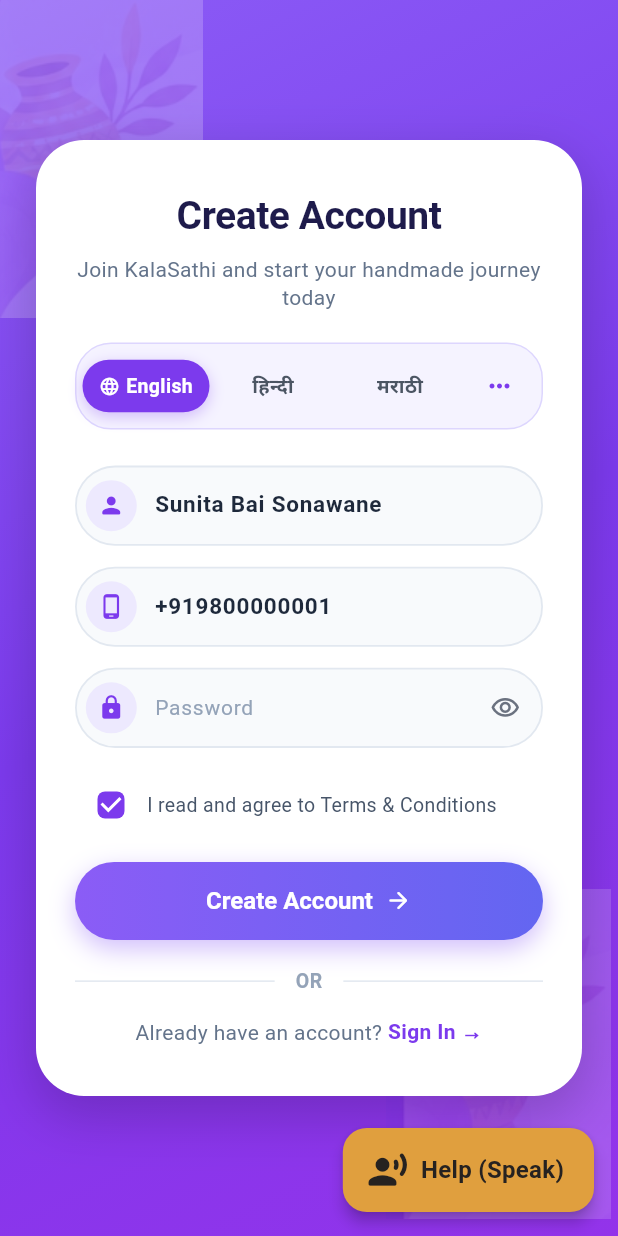
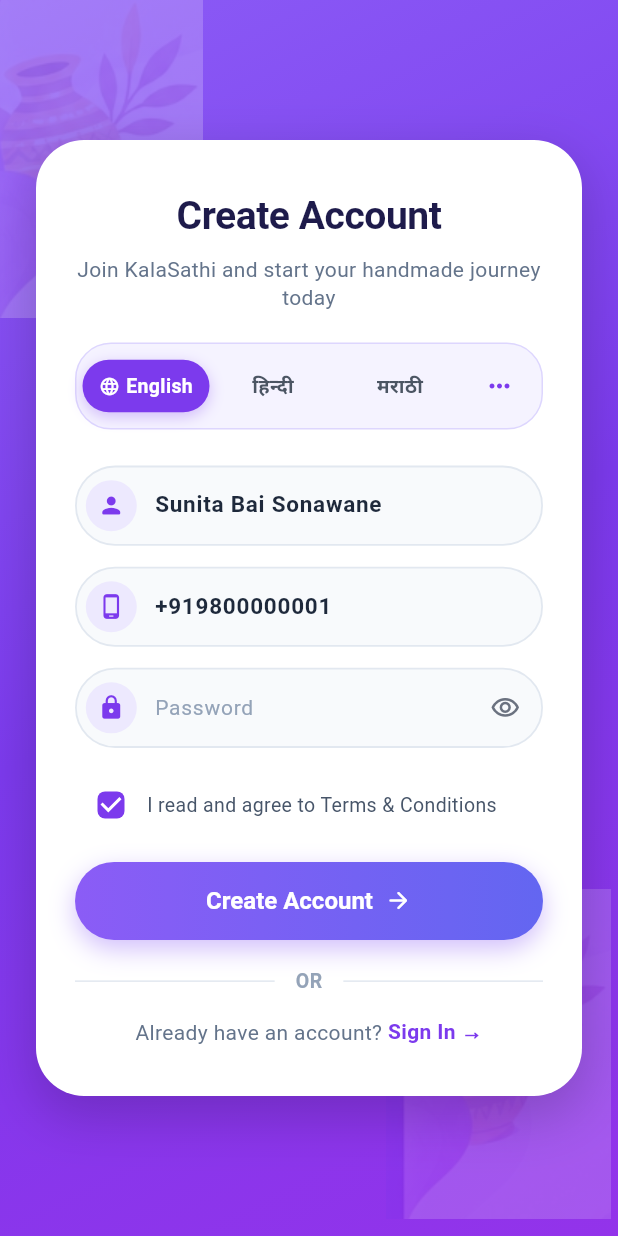
Before and after one commit to Kanchan1903/Artisans, a Flutter app: the screen it shows after launch, after a tap on "English", on a phone screen of 412 x 824 dp. Run offline on Flutter 3.47's test engine with Material 3 defaults, Android fonts, the phone set to English and light mode, and no system bars; our stand-ins replace image_picker, shared_preferences, speech_to_text; network calls fail.

Commit message:
fix(mobile): remove help fab from all pages, enable direct live publishing to website upon review confirmation

```diff
--- a/apps/mobile/lib/widgets/voice_help_fab.dart
+++ b/apps/mobile/lib/widgets/voice_help_fab.dart
@@ -1,9 +1,4 @@
 import 'package:flutter/material.dart';
-import 'package:provider/provider.dart';
-import 'package:kalasathi_mobile/providers/auth_provider.dart';
-import 'package:kalasathi_mobile/l10n/app_localizations.dart';
-import 'package:kalasathi_mobile/services/voice_guidance_service.dart';
-import 'package:kalasathi_mobile/theme/app_theme.dart';
 
 class VoiceHelpFab extends StatelessWidget {
   final String? customMessage;
@@ -12,27 +7,6 @@ class VoiceHelpFab extends StatelessWidget {
 
   @override
   Widget build(BuildContext context) {
-    Provider.of<AuthProvider>(context);
-    final l10n = AppLocalizations.of(context);
-    final text = customMessage ?? l10n.translate('helpHome');
-
-    return FloatingActionButton.extended(
-      heroTag: 'voice_help_fab_${UniqueKey()}',
-      onPressed: () {
-        VoiceGuidanceService.speakPrompt(context, text);
-      },
-      backgroundColor: AppTheme.turmeric,
-      foregroundColor: AppTheme.textCharcoal,
-      elevation: 4,
-      icon: const Icon(Icons.record_voice_over_rounded, size: 28),
-      label: Text(
-        l10n.translate('helpSpeak'),
-        style: const TextStyle(
-          fontSize: 16,
-          fontWeight: FontWeight.bold,
-          letterSpacing: 0.2,
-        ),
-      ),
-    );
+    return const SizedBox.shrink();
   }
 }
```
Also changed, not shown: apps/mobile/lib/providers/product_wizard_provider.dart (+35 -55 lines).
